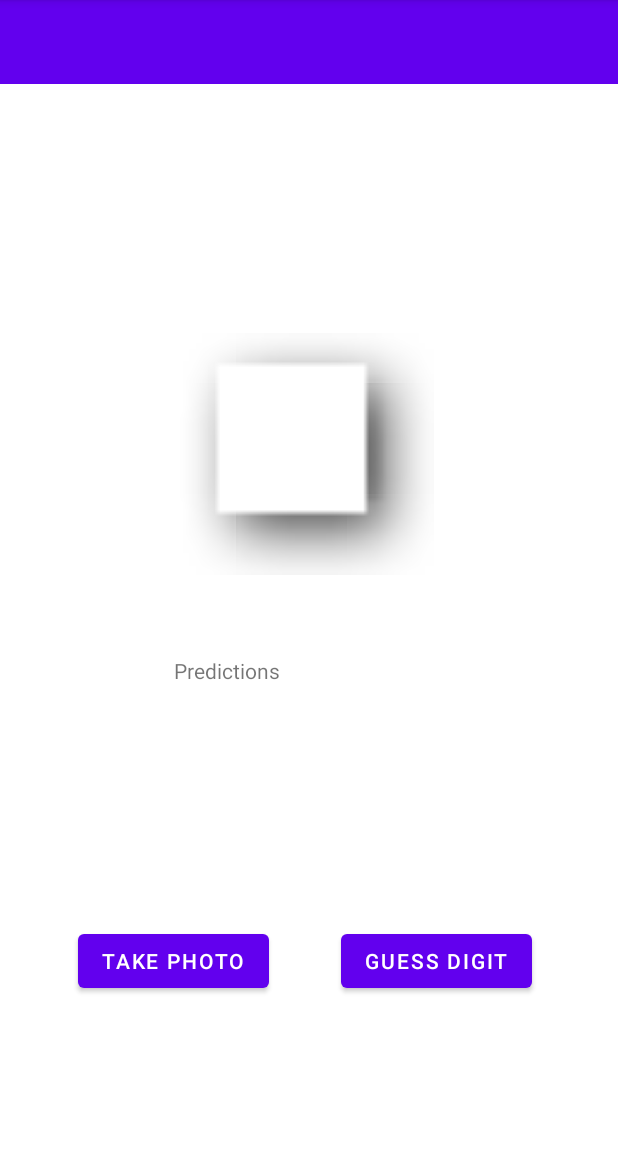
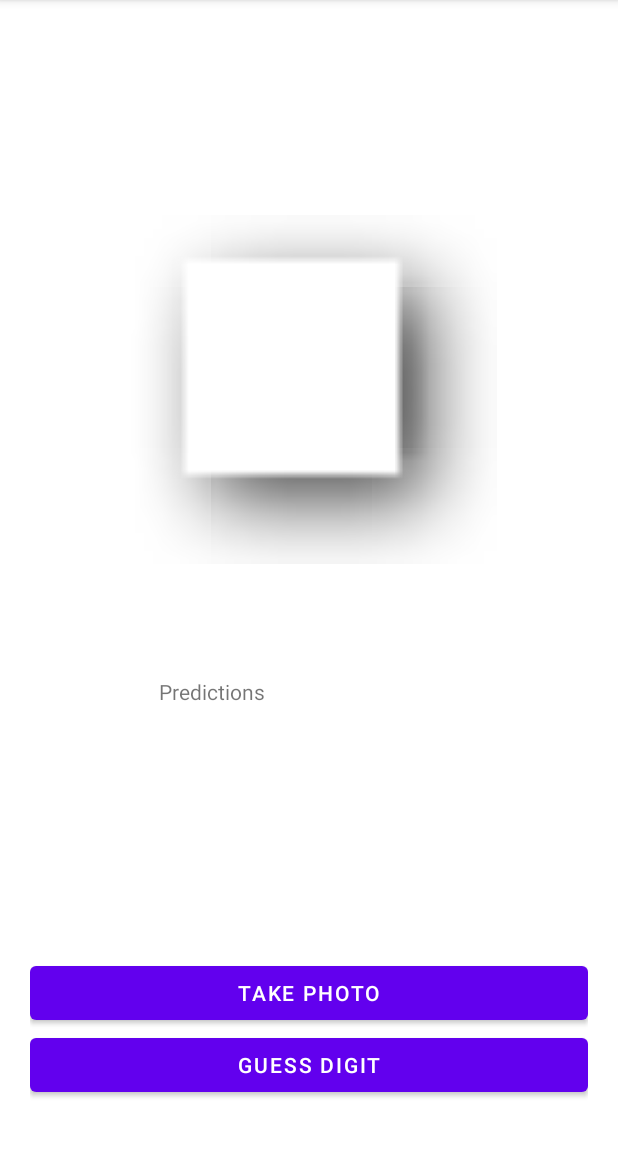
Before and after one commit to mattpost1700/AI-Camera-App, an Android app: the screen it shows after launch (MainActivity), on a phone screen of 412 x 824 dp, the part 84-1236 px from its top. Run offline under Robolectric (Android 15) with nearby library versions, the phone set to English and light mode, and no system bars; libraries missing offline, so code that uses them is left out: org.tensorflow.lite; 1 statement that could not run was skipped.

Commit message:
Slightly improved main activity_main.xml

```diff
--- a/app/src/main/res/layout/activity_main.xml
+++ b/app/src/main/res/layout/activity_main.xml
@@ -5,17 +5,6 @@
     android:layout_width="match_parent"
     android:layout_height="match_parent"
     tools:context=".MainActivity">
-
-    <androidx.appcompat.widget.Toolbar
-        android:id="@+id/toolbar"
-        android:layout_width="match_parent"
-        android:layout_height="wrap_content"
-        app:layout_constraintTop_toTopOf="parent"
-        app:layout_constraintStart_toStartOf="parent"
-        app:layout_constraintEnd_toEndOf="parent"
-        android:background="?attr/colorPrimary"
-        android:minHeight="?attr/actionBarSize"
-        android:theme="?attr/actionBarTheme" />
 
     <!--Switched UI elements to more standard ones.
         Before, the place where we were going to display the image
@@ -28,39 +17,52 @@
 
     <ImageView
         android:id="@+id/imageCapture"
-        android:layout_width="173dp"
-        android:layout_height="269dp"
-        android:layout_marginStart="116dp"
-        android:layout_marginTop="112dp"
-        app:layout_constraintStart_toStartOf="@+id/toolbar"
-        app:layout_constraintTop_toBottomOf="@+id/toolbar"
+        android:layout_width="250dp"
+        android:layout_height="250dp"
+        android:layout_marginTop="68dp"
+        android:contentDescription="The image preview"
+        app:layout_constraintBottom_toTopOf="@+id/predictions"
+        app:layout_constraintEnd_toEndOf="parent"
+        app:layout_constraintStart_toStartOf="parent"
+        app:layout_constraintTop_toTopOf="parent"
         app:srcCompat="@android:drawable/picture_frame" />
+
+    <!--android:background="@android:drawable/bottom_bar"-->
+    <LinearLayout
+        android:id="@+id/buttonHolderLayout"
+        android:layout_width="match_parent"
+        android:layout_height="150dp"
+        android:orientation="vertical"
+        android:paddingLeft="20dp"
+        android:paddingTop="20dp"
+        android:paddingBottom="20dp"
+        android:paddingRight="20dp"
+        app:layout_constraintBottom_toBottomOf="parent"
+        app:layout_constraintEnd_toEndOf="parent"
+        app:layout_constraintStart_toStartOf="parent">
 
         <Button
             android:id="@+id/captureButton"
-        android:layout_width="wrap_content"
+            android:layout_width="match_parent"
             android:layout_height="wrap_content"
-        android:layout_marginStart="52dp"
-        android:layout_marginTop="92dp"
-        android:text="@string/capture_button"
-        app:layout_constraintStart_toStartOf="parent"
-        app:layout_constraintTop_toBottomOf="@+id/predictions" />
+            android:text="@string/capture_button" />
 
         <Button
             android:id="@+id/analyzeButton"
-        android:layout_width="wrap_content"
+            android:layout_width="match_parent"
             android:layout_height="wrap_content"
-        android:layout_marginStart="48dp"
-        android:text="@string/analyze_button"
-        app:layout_constraintStart_toEndOf="@+id/captureButton"
-        app:layout_constraintTop_toTopOf="@+id/captureButton" />
+            android:text="@string/analyze_button" />
+
+    </LinearLayout>
 
     <TextView
         android:id="@+id/predictions"
-        android:layout_width="171dp"
-        android:layout_height="87dp"
+        android:layout_width="200dp"
+        android:layout_height="100dp"
         android:text="@string/predictions"
-        app:layout_constraintStart_toStartOf="@+id/imageCapture"
+        app:layout_constraintBottom_toTopOf="@+id/buttonHolderLayout"
+        app:layout_constraintEnd_toEndOf="parent"
+        app:layout_constraintStart_toStartOf="parent"
         app:layout_constraintTop_toBottomOf="@+id/imageCapture" />
 
 </androidx.constraintlayout.widget.ConstraintLayout>
```
Lines whose indentation alone changed are shown as unchanged.
